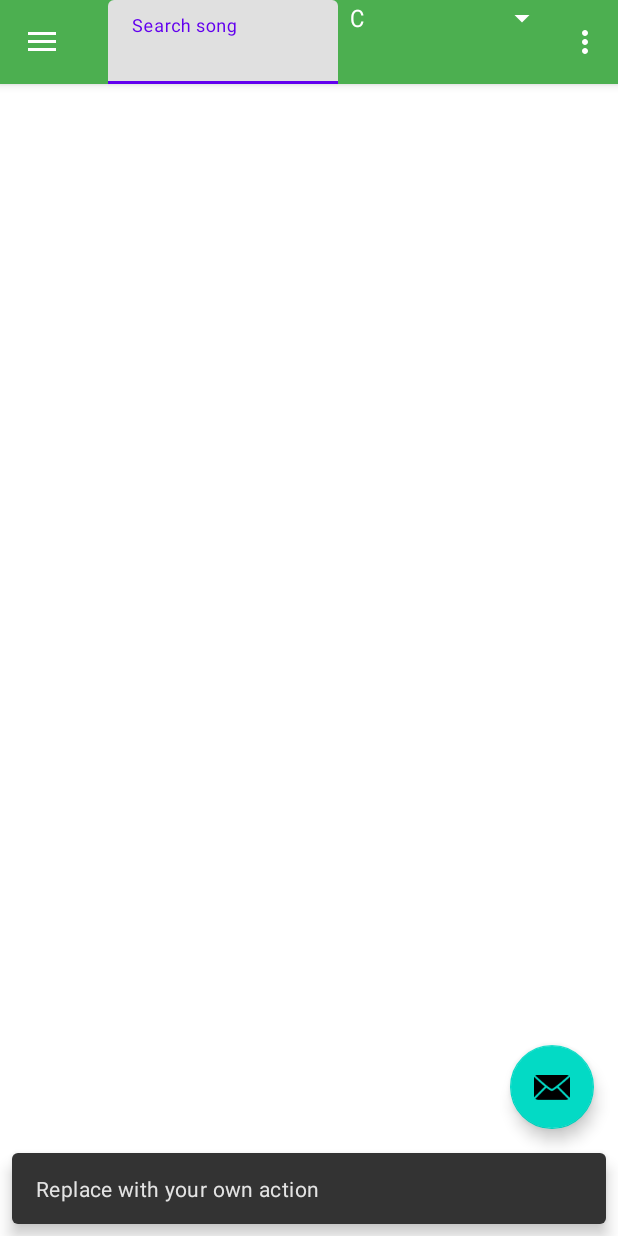
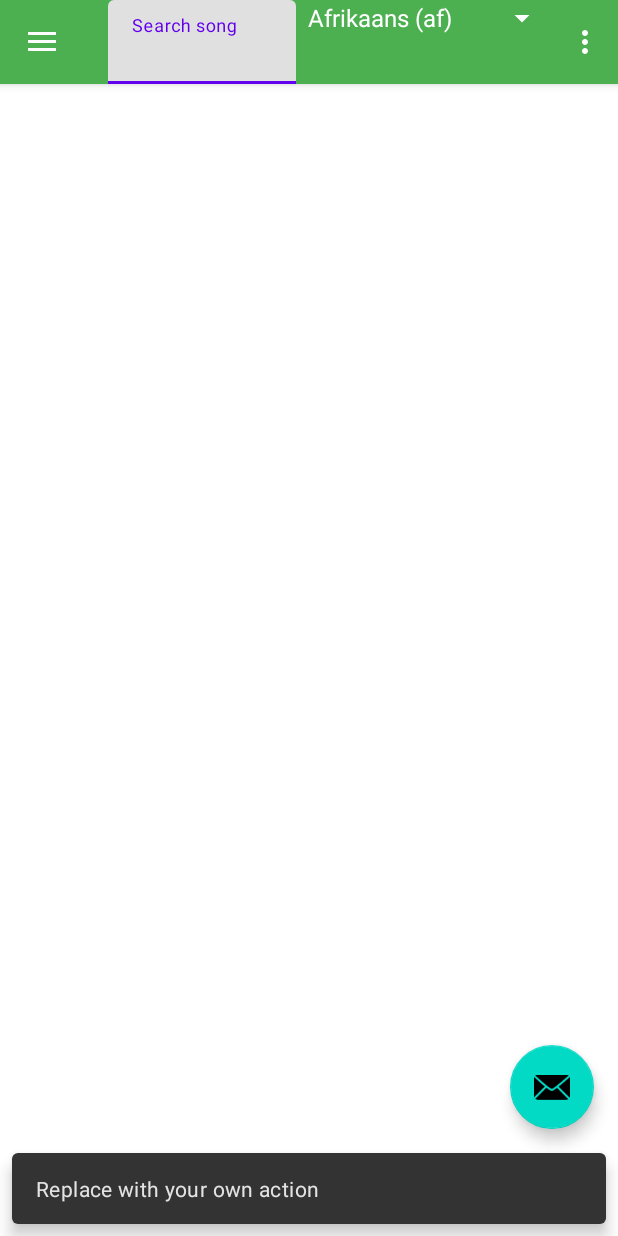
Before and after one commit to VeressIris/Unihack2023, an Android app: the screen it shows after launch (MainActivity), after a tap on an icon or button, on a phone screen of 412 x 824 dp. Run offline under Robolectric (Android 15) with nearby library versions, the phone set to English and light mode, and no system bars; our stand-ins replace navigation-ui; libraries missing offline, so code that uses them is left out: com.google.cloud.translate; 2 statements that could not run were skipped.

Commit message:
added languages

```diff
--- a/app/src/main/res/values/strings.xml
+++ b/app/src/main/res/values/strings.xml
@@ -12,10 +12,74 @@
     <string name="menu_slideshow">Slideshow</string>
 
     <string-array name="languages">
-        <item>C</item>
-        <item>C++</item>
-        <item>Java</item>
-        <item>JavaScript</item>
-        <item>VisualBasic</item>
+        <item>Afrikaans (af)</item>
+        <item>Albanian (sq)</item>
+        <item>Arabic (ar)</item>
+        <item>Armenian (hy)</item>
+        <item>Azerbaijani (az)</item>
+        <item>Basque (eu)</item>
+        <item>Belarusian (be)</item>
+        <item>Bengali (bn)</item>
+        <item>Bosnian (bs)</item>
+        <item>Bulgarian (bg)</item>
+        <item>Catalan (ca)</item>
+        <item>Chinese (zh)</item>
+        <item>Corsican (co)</item>
+        <item>Croatian (hr)</item>
+        <item>Czech (cs)</item>
+        <item>Danish (da)</item>
+        <item>Dutch	 (nl)</item>
+        <item>Danish (da)</item>
+        <item>English (en)</item>
+        <item>Estonian (et)</item>
+        <item>Filipino (fil)</item>
+        <item>Finnish (fi)</item>
+        <item>French (fr)</item>
+        <item>Georgian (ka)</item>
+        <item>German (de)</item>
+        <item>Greek (el)</item>
+        <item>Hawaiian (haw)</item>
+        <item>Hindi (hi)</item>
+        <item>Hungarian (hu)</item>
+        <item>Icelandic (is)</item>
+        <item>Indonesian (id)</item>
+        <item>Irish (ga)</item>
+        <item>Italian (it)</item>
+        <item>Japanese (ja)</item>
+        <item>Kazakh (kk)</item>
+        <item>Korean (ko)</item>
+        <item>Latin (la)</item>
+        <item>Latvian (lv)</item>
+        <item>Lithuanian (lt)</item>
+        <item>Luxembourgish (lb)</item>
+        <item>Macedonian (mk)</item>
+        <item>Maltese (mt)</item>
+        <item>Mongolian (mn)</item>
+        <item>Nepali (ne)</item>
+        <item>Norwegian (no)</item>
+        <item>Persian (fa)</item>
+        <item>Polish (pl)</item>
+        <item>Portuguese (pt)</item>
+        <item>Romanian (ro)</item>
+        <item>Russian (ru)</item>
+        <item>Sanskrit (sa)</item>
+        <item>Serbian (sr)</item>
+        <item>Slovak (sk)</item>
+        <item>Slovenian (sl)</item>
+        <item>Somali (so)</item>
+        <item>Spanish (es)</item>
+        <item>Swedish (sv)</item>
+        <item>Thai (th)</item>
+        <item>Turkish (tr)</item>
+        <item>Ukrainian (uk)</item>
+        <item>Uzbek (uz)</item>
+        <item>Vietnamese (vi)</item>
+        <item>Welsh (cy)</item>
+        <item>Yiddish (yi)</item>
+        <item>Zulu (zu)</item>
+
+
+
+
     </string-array>
 </resources>
```
